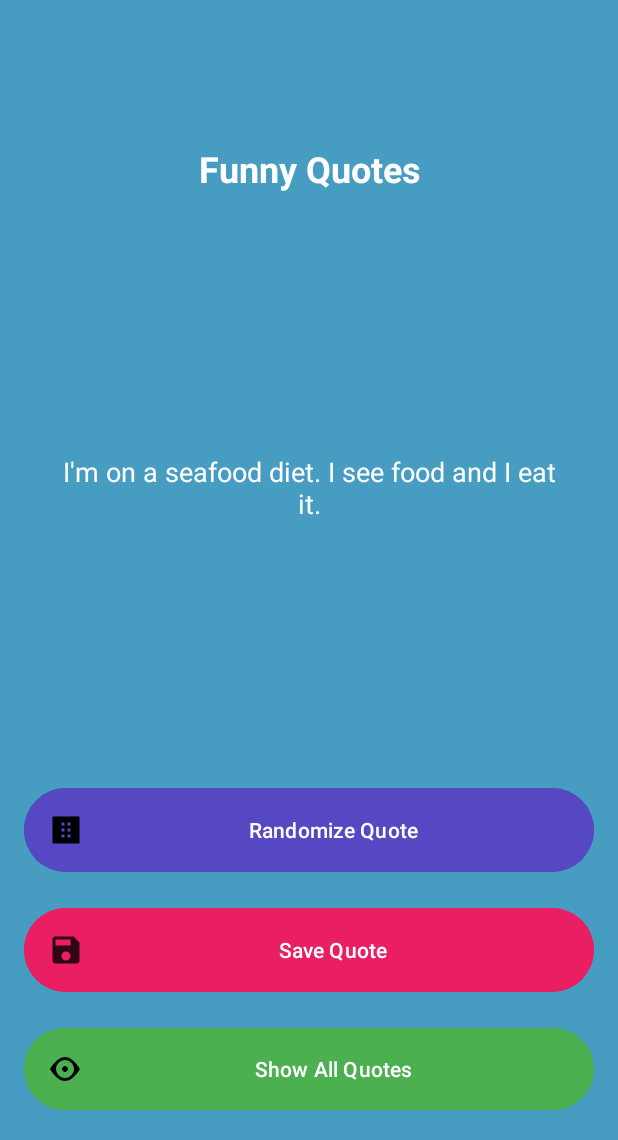
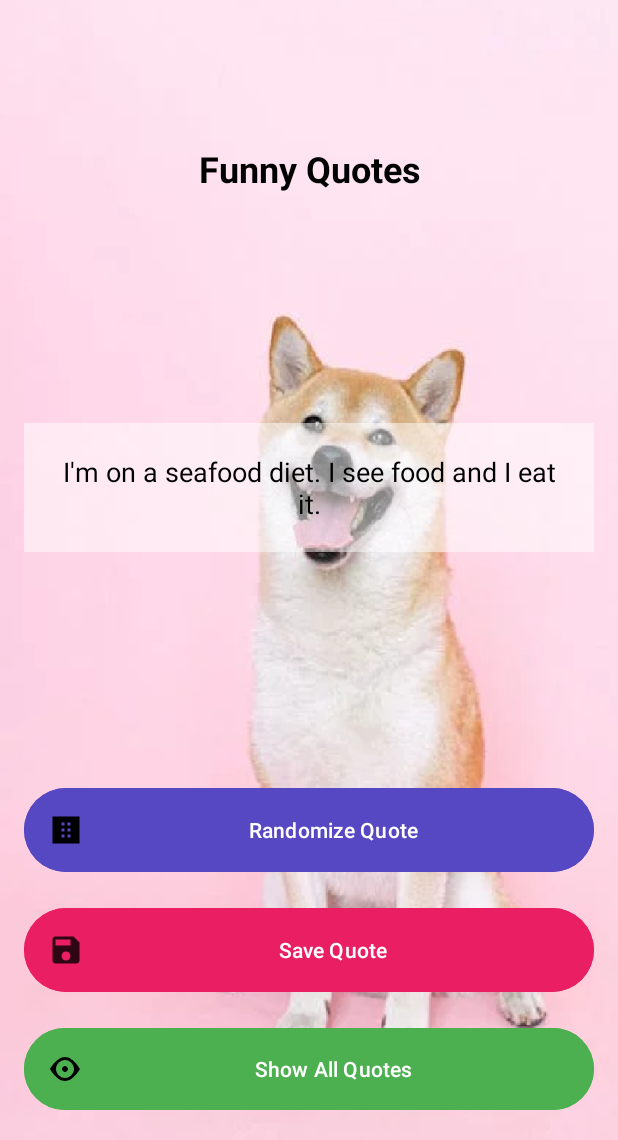
Before and after one commit to MoonSlay/NavigationDrawerLesson, an Android app: the screen it shows after launch (MainActivity), in the side drawer, after a tap on "Funny Quotes", on a phone screen of 412 x 824 dp, the part 96-1236 px from its top. Run offline under Robolectric (Android 15) with nearby library versions, the phone set to English and light mode, and no system bars.

Commit message:
added custom background for each qoute

```diff
--- a/app/src/main/res/layout/fragment_fave_quotes.xml
+++ b/app/src/main/res/layout/fragment_fave_quotes.xml
@@ -6,7 +6,7 @@
     android:layout_width="match_parent"
     android:layout_height="match_parent"
     android:padding="16dp"
-    android:background="#479cc2">
+    android:background="@drawable/favorite">
 
     <TextView
         android:id="@+id/textView2"
--- a/app/src/main/res/layout/fragment_funny_quotes.xml
+++ b/app/src/main/res/layout/fragment_funny_quotes.xml
@@ -6,7 +6,7 @@
     android:layout_width="match_parent"
     android:layout_height="match_parent"
     android:padding="16dp"
-    android:background="#479cc2">
+    android:background="@drawable/funny">
 
     <TextView
         android:id="@+id/txt_title"
@@ -15,7 +15,7 @@
         android:layout_marginTop="144dp"
         android:text="Funny Quotes"
         android:textAlignment="center"
-        android:textColor="@android:color/white"
+        android:textColor="@android:color/black"
         android:textSize="24sp"
         android:textStyle="bold"
         app:layout_constraintEnd_toEndOf="parent"
@@ -29,9 +29,10 @@
         android:layout_height="wrap_content"
         android:padding="20dp"
         android:textSize="18sp"
-        android:textColor="@android:color/white"
+        android:textColor="@android:color/black"
         android:textAlignment="center"
         android:text="I'm on a seafood diet. I see food and I eat it."
+        android:background="#80FFFFFF"
         app:layout_constraintTop_toBottomOf="@+id/txt_title"
         app:layout_constraintBottom_toTopOf="@+id/layout_buttons"
         app:layout_constraintStart_toStartOf="parent"
--- a/app/src/main/res/layout/fragment_historical_quotes.xml
+++ b/app/src/main/res/layout/fragment_historical_quotes.xml
@@ -6,7 +6,7 @@
     android:layout_width="match_parent"
     android:layout_height="match_parent"
     android:padding="16dp"
-    android:background="#479cc2">
+    android:background="@drawable/historical">
 
     <TextView
         android:id="@+id/txt_title"
--- a/app/src/main/res/layout/fragment_inspirational_quotes.xml
+++ b/app/src/main/res/layout/fragment_inspirational_quotes.xml
@@ -6,7 +6,7 @@
     android:layout_width="match_parent"
     android:layout_height="match_parent"
     android:padding="16dp"
-    android:background="#479cc2">
+    android:background="@drawable/inspirational">
 
     <TextView
         android:id="@+id/txt_title"
--- a/app/src/main/res/layout/fragment_love_quotes.xml
+++ b/app/src/main/res/layout/fragment_love_quotes.xml
@@ -7,7 +7,7 @@
     android:layout_height="match_parent"
     android:id="@+id/root_constraint_layout"
     android:padding="16dp"
-    android:background="#479cc2">
+    android:background="@drawable/love_background">
 
     <TextView
         android:id="@+id/txt_title"
--- a/app/src/main/res/layout/fragment_motivational_quotes.xml
+++ b/app/src/main/res/layout/fragment_motivational_quotes.xml
@@ -6,7 +6,7 @@
     android:layout_width="match_parent"
     android:layout_height="match_parent"
     android:padding="16dp"
-    android:background="#479cc2">
+    android:background="@drawable/motivational">
 
     <TextView
         android:id="@+id/txt_title"
--- a/app/src/main/res/layout/fragment_quotes_of_the_day.xml
+++ b/app/src/main/res/layout/fragment_quotes_of_the_day.xml
@@ -1,12 +1,10 @@
 <?xml version="1.0" encoding="utf-8"?>
 <androidx.constraintlayout.widget.ConstraintLayout xmlns:android="http://schemas.android.com/apk/res/android"
     xmlns:app="http://schemas.android.com/apk/res-auto"
-    xmlns:tools="http://schemas.android.com/tools"
     android:layout_width="match_parent"
     android:layout_height="match_parent"
-    tools:context=".fragments.QuotesOfTheDayFragment">
+    android:background="@drawable/day">
 
-    <!-- TODO: Update blank fragment layout -->
     <TextView
         android:id="@+id/textView2"
         android:layout_width="wrap_content"
@@ -21,7 +19,7 @@
         app:layout_constraintVertical_bias="0.3" />
 
     <TextView
-        android:id="@+id/txt_quote_of_day"
+        android:id="@+id/txtQuoteOfTheDay"
         android:layout_width="wrap_content"
         android:layout_height="wrap_content"
         android:layout_marginTop="50dp"
--- a/app/src/main/res/layout/fragment_travel_quotes.xml
+++ b/app/src/main/res/layout/fragment_travel_quotes.xml
@@ -6,7 +6,7 @@
     android:layout_width="match_parent"
     android:layout_height="match_parent"
     android:padding="16dp"
-    android:background="#479cc2">
+    android:background="@drawable/travel">
 
     <TextView
         android:id="@+id/txt_title"
```
Also changed, not shown: app/src/main/res/drawable/day.png (added), app/src/main/res/drawable/favorite.png (added), app/src/main/res/drawable/funny.png (added), app/src/main/res/drawable/historical.png (added), app/src/main/res/drawable/inspirational.png (added), app/src/main/res/drawable/love_background.png (added), app/src/main/res/drawable/travel.png (added), 1 other file.
